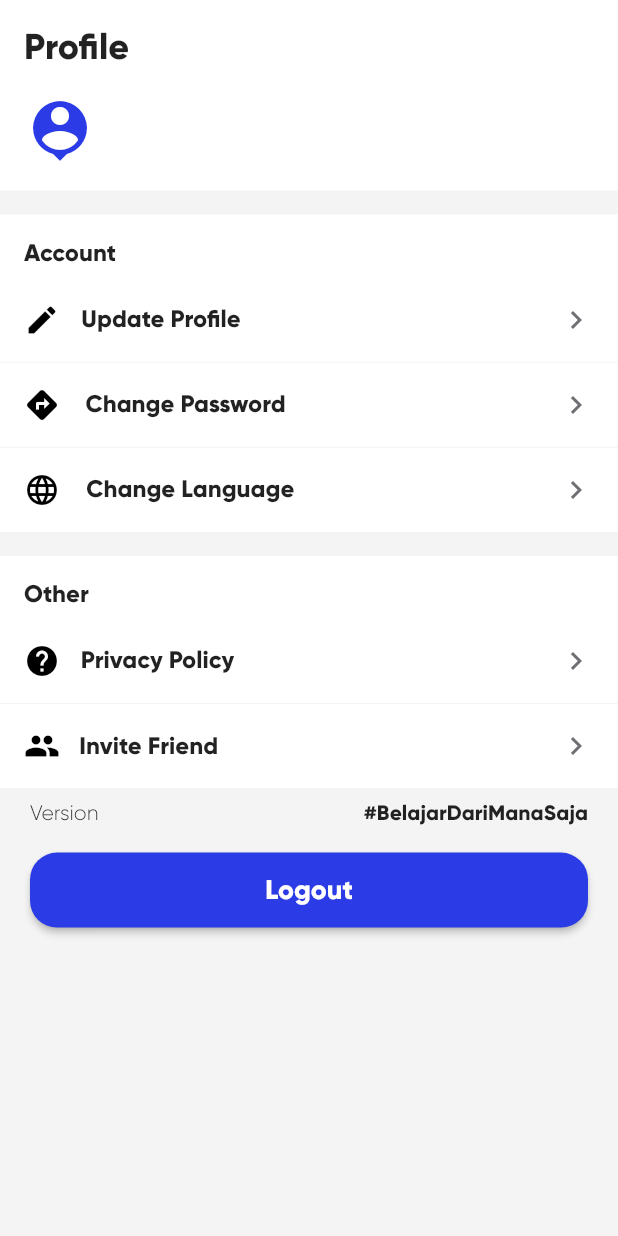
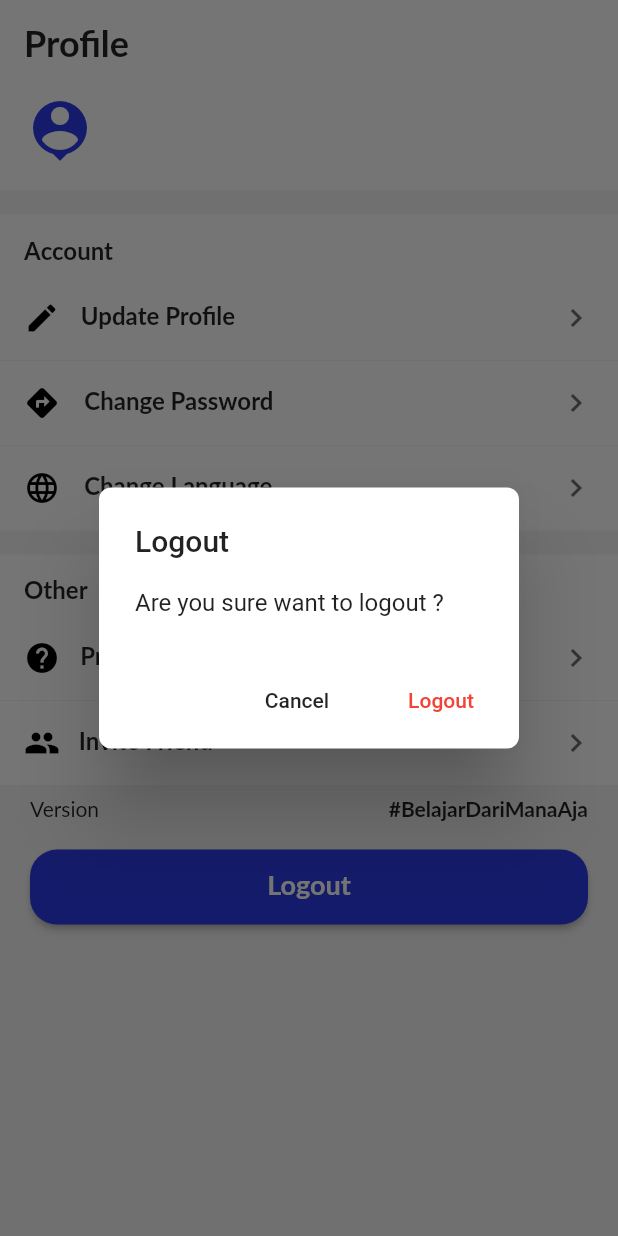
Before and after one commit to rehanarroihan/7Class, a Flutter app: the ProfileScreen screen opened directly, after a tap on "Logout", on a phone screen of 412 x 824 dp. Run offline on Flutter 3.47's test engine with Material 2 defaults, Android fonts, the phone set to English and light mode, and no system bars; our stand-ins replace bloc, dio, equatable, firebase_crashlytics, flutter_bloc, flutter_svg and 4 more; missing offline and left inert: flutter_stetho, qr_code_scanner; accounts and stored records are empty.

Commit message:
change primary font

```diff
--- a/lib/helpers/constant_helper.dart
+++ b/lib/helpers/constant_helper.dart
@@ -12,6 +12,6 @@ class ConstantHelper {
   static const String USER_PHONE_PREF = 'USER_PHONE_PREF';
 
   // Other
-  static const String PRIMARY_FONT = 'Gilroy';
+  static const String PRIMARY_FONT = 'Lato';
   static const String SECONDARY_FONT = 'OpenSans';
 }
--- a/lib/screens/main_sections/profile_screen.dart
+++ b/lib/screens/main_sections/profile_screen.dart
@@ -4,6 +4,7 @@ import 'package:flutter_bloc/flutter_bloc.dart';
 import 'package:sevenclass/bloc/auth/bloc.dart';
 import 'package:sevenclass/helpers/app_color.dart';
 import 'package:sevenclass/helpers/constant_helper.dart';
+import 'package:sevenclass/widgets/base/app_alert_dialog.dart';
 import 'package:sevenclass/widgets/base/button.dart';
 
 import '../../app.dart';
@@ -162,7 +163,7 @@ class ProfileScreen extends StatelessWidget {
                       ),
                     ),
                     Text(
-                      '#BelajarDariManaSaja',
+                      '#BelajarDariManaAja',
                       style: TextStyle(
                         fontFamily: ConstantHelper.PRIMARY_FONT,
                         fontWeight: FontWeight.bold,
@@ -180,7 +181,15 @@ class ProfileScreen extends StatelessWidget {
                   style: ButtonStyle.PRIMARY,
                   text: 'Logout',
                   isRounded: true,
-                  onTap: () => _authBloc.add(LogoutEvent()),
+                  onTap: () => AppAlertDialog(
+                    title: 'Logout',
+                    message: 'Are you sure want to logout ?',
+                    leftButtonText: 'Cancel',
+                    onLeftButtonClick: () => Navigator.pop(context),
+                    rightButtonText: 'Logout',
+                    rightButtonColor: Colors.red,
+                    onRightButtonClick: () => _authBloc.add(LogoutEvent()),
+                  ).show(context),
                 ),
               ),
               SizedBox(height: 18),
```
Also changed, not shown: lib/widgets/modules/classes/new_class_form.dart (+7 -4 lines), pubspec.yaml (+9 -4 lines), assets/fonts/Gilroy-ExtraBold.otf (deleted), assets/fonts/Gilroy-Light.otf (deleted), assets/fonts/Lato-Black.ttf (added), assets/fonts/Lato-Bold.ttf (added), assets/fonts/Lato-Light.ttf (added), assets/fonts/Lato-Regular.ttf (added), assets/fonts/Lato-Semibold.ttf (added), assets/fonts/Lato-Thin.ttf (added), assets/fonts/OpenSans-ExtraBold.ttf (added), assets/fonts/OpenSans-Semibold.ttf (added), assets/fonts/ProductSans-Bold.ttf (added), assets/fonts/ProductSans-Regular.ttf (added).
